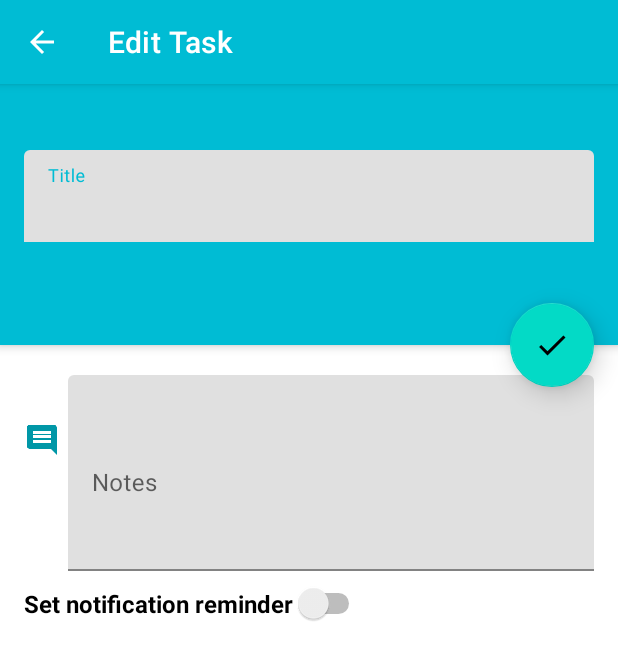
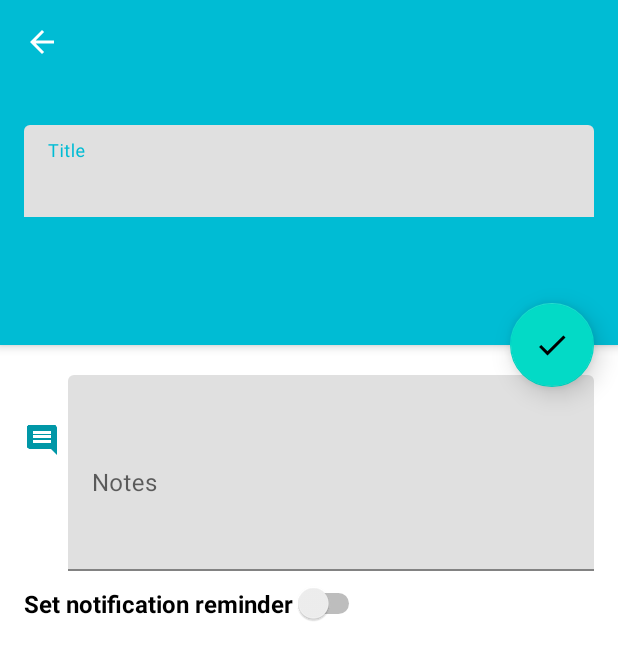
Before and after one commit to bowenchin/NoterApp-Android, an Android app: the TaskEditActivity screen opened directly, with no data from a screen before it, on a phone screen of 412 x 824 dp. Shown: the top 660 px of the screen. Run offline under Robolectric (Android 15) with nearby library versions, the phone set to English and light mode, and no system bars.

Commit message:
Update task edit interface

```diff
--- a/app/build.gradle
+++ b/app/build.gradle
@@ -2,14 +2,14 @@ apply plugin: 'com.android.application'
 
 android {
     compileSdkVersion 28
-    buildToolsVersion '28.0.2'
+    buildToolsVersion '28.0.3'
 
     defaultConfig {
         applicationId "com.bowenchin.android.noter"
         minSdkVersion 21
         targetSdkVersion 28
-        versionCode 7
-        versionName "1.3"
+        versionCode 8
+        versionName "1.4"
     }
     buildTypes {
         release {
--- a/app/src/main/java/com/bowenchin/android/noter/AboutActivity.java
+++ b/app/src/main/java/com/bowenchin/android/noter/AboutActivity.java
@@ -26,7 +26,7 @@ public class AboutActivity extends AppCompatActivity {
                 .isRTL(false)
                 .setImage(R.drawable.ic_launcher_about)
                 .setDescription("Noter is a free, simple, private note and todo app. Everything is located in a central location on a single list and stored privately on your smartphone or tablet. It is also designed with the latest Material Design components and guidelines.")
-                .addItem(new Element().setTitle("Version 1.2.1"))
+                .addItem(new Element().setTitle("Version 1.4"))
                 .addGroup("Connect with us")
                 .addWebsite("http://bowenchin.com/")
                 .addTwitter("thebowenchin")
--- a/app/src/main/java/com/bowenchin/android/noter/TaskEditActivity.java
+++ b/app/src/main/java/com/bowenchin/android/noter/TaskEditActivity.java
@@ -4,11 +4,9 @@ import android.app.Fragment;
 import android.content.Intent;
 import android.os.Bundle;
 import android.support.v7.app.AppCompatActivity;
-import android.support.v7.widget.Toolbar;
 import android.view.Menu;
 import android.view.MenuInflater;
 import android.view.MenuItem;
-import android.view.View;
 
 import com.bowenchin.android.noter.interfaces.OnEditFinished;
 import com.bowenchin.android.noter.provider.TaskProvider;
@@ -22,17 +20,7 @@ public class TaskEditActivity extends AppCompatActivity implements OnEditFinishe
         Preferences.applyTheme(this);
         super.onCreate(savedInstanceState);
         setContentView(R.layout.activity_task_edit);
-        Toolbar toolbar = (Toolbar) findViewById(R.id.toolbar);
-        setSupportActionBar(toolbar);
-        getSupportActionBar().setDisplayHomeAsUpEnabled(true);
-        toolbar.setNavigationOnClickListener(new View.OnClickListener() {
-            @Override
-            public void onClick(View v) {
-                onBackPressed();
-            }
-        });
 
-//        long id = getIntent().getLongExtra(TaskEditActivity.EXTRA_TASKID,0L);
         long id = getIntent().getLongExtra(TaskProvider.COLUMN_TASKID,0L);
         Fragment fragment = TaskEditFragment.newInstance(id);
 
--- a/app/src/main/java/com/bowenchin/android/noter/TaskEditFragment.java
+++ b/app/src/main/java/com/bowenchin/android/noter/TaskEditFragment.java
@@ -6,17 +6,16 @@ import android.app.LoaderManager;
 import android.content.ContentUris;
 import android.content.ContentValues;
 import android.content.CursorLoader;
-import android.content.Intent;
 import android.content.Loader;
 import android.content.SharedPreferences;
 import android.database.Cursor;
 import android.net.Uri;
-import android.os.Build;
 import android.os.Bundle;
 import android.preference.PreferenceManager;
 import android.support.design.widget.FloatingActionButton;
+import android.support.v7.app.AppCompatActivity;
+import android.support.v7.widget.Toolbar;
 import android.text.TextUtils;
-import android.util.Log;
 import android.view.LayoutInflater;
 import android.view.View;
 import android.view.ViewGroup;
@@ -119,12 +118,22 @@ public class TaskEditFragment extends Fragment implements OnDateSetListener,OnTi
     public View onCreateView(LayoutInflater inflater, ViewGroup container, Bundle savedInstanceState){
         View v = inflater.inflate(R.layout.fragment_task_edit,container,false);
 
+        Toolbar toolbar = (Toolbar) v.findViewById(R.id.toolbar);
+        ((AppCompatActivity)getActivity()).setSupportActionBar(toolbar);
+        ((AppCompatActivity)getActivity()).getSupportActionBar().setDisplayShowTitleEnabled(false);
+        ((AppCompatActivity)getActivity()).getSupportActionBar().setDisplayHomeAsUpEnabled(true);
+        toolbar.setNavigationOnClickListener(new View.OnClickListener() {
+            @Override
+            public void onClick(View v) {
+                getActivity().onBackPressed();
+            }
+        });
+
         rootView = v.getRootView();
         titleText = (EditText)v.findViewById(R.id.title);
         notesText = (EditText)v.findViewById(R.id.notes);
         dateButton = (TextView)v.findViewById(R.id.task_date);
         timeButton = (TextView)v.findViewById(R.id.task_time);
-        exitButton = (ImageView)v.findViewById(R.id.exit);
         reminderSwitch = (Switch)v.findViewById(R.id.reminderSwitch);
         reminderLayout = (RelativeLayout)v.findViewById(R.id.reminderLayout);
 
@@ -156,21 +165,6 @@ public class TaskEditFragment extends Fragment implements OnDateSetListener,OnTi
                 }
             }
         });
-
-        //Configure exit button (TEMP)
-        if (Build.VERSION.SDK_INT < Build.VERSION_CODES.LOLLIPOP) {
-            exitButton.setVisibility(View.VISIBLE);
-            exitButton.setOnClickListener(new View.OnClickListener() {
-                @Override
-                public void onClick(View view) {
-                    Intent intent = new Intent(getActivity(), TaskListActivity.class);
-                    startActivity(intent);
-                }
-            });
-        }
-        else
-            exitButton.setVisibility(View.GONE);
-
 
         //Configure FAB
         FloatingActionButton fab = (FloatingActionButton) v.findViewById(R.id.fab);
--- a/app/src/main/res/layout/activity_task_edit.xml
+++ b/app/src/main/res/layout/activity_task_edit.xml
@@ -6,22 +6,6 @@
     android:layout_height="match_parent"
     android:fitsSystemWindows="true"
     tools:context="com.bowenchin.android.noter.TaskEditActivity">
-
-    <android.support.design.widget.AppBarLayout
-        android:layout_width="match_parent"
-        android:layout_height="wrap_content"
-        android:theme="@style/AppTheme.AppBarOverlay">
-
-        <android.support.v7.widget.Toolbar
-            android:id="@+id/toolbar"
-            android:layout_width="match_parent"
-            android:layout_height="?attr/actionBarSize"
-            android:background="?attr/colorPrimary"
-            app:popupTheme="@style/AppTheme.PopupOverlay"
-            android:title="@string/title_activity_task_edit"
-            />
-
-    </android.support.design.widget.AppBarLayout>
 
     <FrameLayout
         android:layout_width="match_parent"
--- a/app/src/main/res/layout/fragment_task_edit.xml
+++ b/app/src/main/res/layout/fragment_task_edit.xml
@@ -4,6 +4,64 @@
     xmlns:app="http://schemas.android.com/apk/res-auto"
     android:layout_width="match_parent"
     android:layout_height="match_parent">
+
+    <android.support.design.widget.AppBarLayout
+        android:id="@+id/app_bar"
+        android:layout_width="match_parent"
+        android:layout_height="@dimen/tall_toolbar_height"
+        android:fitsSystemWindows="true"
+        android:theme="@style/AppTheme.AppBarOverlay">
+
+        <android.support.design.widget.CollapsingToolbarLayout
+            android:id="@+id/toolbar_layout"
+            android:layout_width="match_parent"
+            android:layout_height="match_parent"
+            android:fitsSystemWindows="true"
+            app:contentScrim="?attr/colorPrimary"
+            app:layout_scrollFlags="enterAlways"
+            app:expandedTitleGravity="top|left|start"
+            app:expandedTitleTextAppearance="@style/TextAppearance.AppCompat.Title"
+            app:toolbarId="@+id/toolbar">
+
+            <android.support.v7.widget.Toolbar
+                android:id="@+id/toolbar"
+                android:layout_width="match_parent"
+                android:layout_height="?attr/actionBarSize"
+                app:layout_collapseMode="pin"
+                app:popupTheme="@style/AppTheme.PopupOverlay" />
+
+            <android.support.constraint.ConstraintLayout
+                android:layout_width="match_parent"
+                android:layout_height="match_parent"
+                android:id="@+id/header">
+
+                <android.support.design.widget.TextInputLayout
+                    android:id="@+id/titleLayout"
+                    android:layout_width="match_parent"
+                    android:layout_height="wrap_content"
+                    android:layout_marginStart="16dp"
+                    android:layout_marginTop="8dp"
+                    android:layout_marginEnd="16dp"
+                    android:layout_marginBottom="8dp"
+                    android:elevation="8dp"
+                    app:layout_constraintBottom_toBottomOf="parent"
+                    app:layout_constraintEnd_toEndOf="parent"
+                    app:layout_constraintStart_toStartOf="parent"
+                    app:layout_constraintTop_toTopOf="parent">
+
+                    <EditText
+                        android:id="@+id/title"
+                        android:layout_width="match_parent"
+                        android:layout_height="wrap_content"
+                        android:ems="17"
+                        android:hint="@string/title"
+                        android:textSize="22sp" />
+                </android.support.design.widget.TextInputLayout>
+
+            </android.support.constraint.ConstraintLayout>
+
+        </android.support.design.widget.CollapsingToolbarLayout>
+    </android.support.design.widget.AppBarLayout>
 
     <ScrollView xmlns:android="http://schemas.android.com/apk/res/android"
         android:layout_width="match_parent"
@@ -13,49 +71,6 @@
         <RelativeLayout
             android:layout_width="match_parent"
             android:layout_height="wrap_content">
-            <ImageView
-                android:layout_width="wrap_content"
-                android:layout_height="wrap_content"
-                android:src="@drawable/ic_content_clear_white"
-                android:id="@+id/exit"
-                android:elevation="12dp"
-                android:layout_alignTop="@+id/header"
-                android:layout_marginLeft="16dp"
-                android:layout_marginStart="16dp"
-                android:layout_marginTop="50dp"
-                />
-            <ImageView
-                android:id="@+id/header"
-                android:layout_width="match_parent"
-                android:layout_height="230dp"
-                android:scaleType="centerCrop"
-                android:cropToPadding="true"
-                android:background="?attr/colorPrimary"
-                android:layout_alignParentTop="true"
-                android:layout_alignParentLeft="true"
-                android:layout_alignParentStart="true"
-                android:layout_alignParentRight="true"
-                android:layout_alignParentEnd="true"
-                android:elevation="4dp"/>
-
-            <android.support.design.widget.TextInputLayout
-                android:id="@+id/titleLayout"
-                android:layout_width="match_parent"
-                android:layout_height="wrap_content"
-                android:layout_marginTop="100dp"
-                android:layout_marginLeft="16dp"
-                android:layout_marginRight="16dp"
-                android:elevation="8dp"
-                >
-            <EditText
-                android:layout_width="match_parent"
-                android:layout_height="wrap_content"
-                android:id="@+id/title"
-                android:textSize="22sp"
-                android:hint="@string/title"
-                android:ems="17"
-                />
-            </android.support.design.widget.TextInputLayout>
 
             <android.support.design.widget.TextInputLayout
                 android:id="@+id/notesLayout"
@@ -83,10 +98,9 @@
                 android:layout_height="wrap_content"
                 android:src="@drawable/ic_insert_comment_black_24dp"
                 android:layout_marginBottom="75dp"
+                android:layout_marginStart="16dp"
                 android:id="@+id/imageView"
                 android:layout_alignBottom="@+id/notesLayout"
-                android:layout_alignLeft="@+id/titleLayout"
-                android:layout_alignStart="@+id/titleLayout"
                 android:tint="?attr/colorPrimaryDark"/>
 
             <Switch
@@ -170,14 +184,12 @@
         android:id="@+id/fab"
         android:layout_width="wrap_content"
         android:layout_height="wrap_content"
+        android:layout_alignEnd="@+id/header"
+        android:layout_centerVertical="true"
+        android:layout_marginEnd="16dp"
         android:src="@drawable/ic_done_white_24dp"
         app:elevation="10dp"
-        android:layout_centerVertical="true"
-        android:layout_alignRight="@+id/header"
-        android:layout_alignEnd="@+id/header"
-        android:layout_marginRight="16dp"
-        app:layout_anchorGravity="bottom|right|end"
-        app:layout_anchor="@id/header"
         app:fabSize="normal"
-        />
+        app:layout_anchor="@+id/app_bar"
+        app:layout_anchorGravity="right|bottom" />
 </android.support.design.widget.CoordinatorLayout>
--- a/app/src/main/res/values/dimens.xml
+++ b/app/src/main/res/values/dimens.xml
@@ -3,4 +3,5 @@
     <dimen name="activity_horizontal_margin">16dp</dimen>
     <dimen name="activity_vertical_margin">16dp</dimen>
     <dimen name="fab_margin">16dp</dimen>
+    <dimen name="tall_toolbar_height">230dp</dimen>
 </resources>
--- a/build.gradle
+++ b/build.gradle
@@ -6,7 +6,7 @@ buildscript {
         google()
     }
     dependencies {
-        classpath 'com.android.tools.build:gradle:3.2.0'
+        classpath 'com.android.tools.build:gradle:3.2.1'
 
         // NOTE: Do not place your application dependencies here; they belong
         // in the individual module build.gradle files
```
Also changed, not shown: 1 other file.
